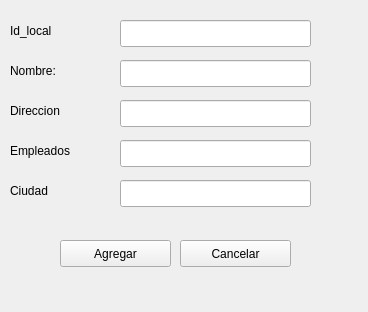
First picture: the form in local2.ui, repository jose8club/Local, before the edit.
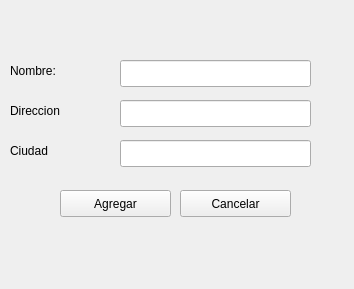
Second picture: the form after the edit.

Commit message: Ventana ppal conectada con Empleados+ combo arreglado

Patch:
```diff
--- a/local2.ui
+++ b/local2.ui
@@ -6,36 +6,13 @@
    <rect>
     <x>0</x>
     <y>0</y>
-    <width>368</width>
-    <height>312</height>
+    <width>354</width>
+    <height>289</height>
    </rect>
   </property>
   <property name="windowTitle">
    <string>Form</string>
   </property>
-  <widget class="QLineEdit" name="id_local">
-   <property name="geometry">
-    <rect>
-     <x>120</x>
-     <y>20</y>
-     <width>191</width>
-     <height>27</height>
-    </rect>
-   </property>
-  </widget>
-  <widget class="QLabel" name="codigo_label">
-   <property name="geometry">
-    <rect>
-     <x>10</x>
-     <y>20</y>
-     <width>71</width>
-     <height>21</height>
-    </rect>
-   </property>
-   <property name="text">
-    <string>Id_local</string>
-   </property>
-  </widget>
   <widget class="QLineEdit" name="lineNombre">
    <property name="geometry">
     <rect>
@@ -82,34 +59,11 @@
     <string>Direccion</string>
    </property>
   </widget>
-  <widget class="QLineEdit" name="lineEmpleados">
-   <property name="geometry">
-    <rect>
-     <x>120</x>
-     <y>140</y>
-     <width>191</width>
-     <height>27</height>
-    </rect>
-   </property>
-  </widget>
-  <widget class="QLabel" name="empleados_label">
-   <property name="geometry">
-    <rect>
-     <x>10</x>
-     <y>140</y>
-     <width>81</width>
-     <height>21</height>
-    </rect>
-   </property>
-   <property name="text">
-    <string>Empleados</string>
-   </property>
-  </widget>
   <widget class="QLineEdit" name="lineCiudad">
    <property name="geometry">
     <rect>
      <x>120</x>
-     <y>180</y>
+     <y>140</y>
      <width>191</width>
      <height>27</height>
     </rect>
@@ -119,7 +73,7 @@
    <property name="geometry">
     <rect>
      <x>10</x>
-     <y>180</y>
+     <y>140</y>
      <width>71</width>
      <height>21</height>
     </rect>
@@ -132,7 +86,7 @@
    <property name="geometry">
     <rect>
      <x>60</x>
-     <y>240</y>
+     <y>190</y>
      <width>111</width>
      <height>27</height>
     </rect>
@@ -145,7 +99,7 @@
    <property name="geometry">
     <rect>
      <x>180</x>
-     <y>240</y>
+     <y>190</y>
      <width>111</width>
      <height>27</height>
     </rect>
```
The commit also changes 4 other files.
